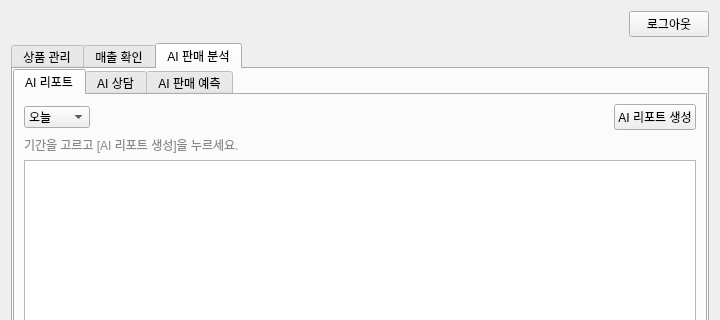
Before: the Qt Designer form qt/client/admin.ui in ginjuns/SNAP, drawn with Qt 5; both pictures show x 0 to 720 and y 0 to 320 of the 720 by 1280 pixel window.
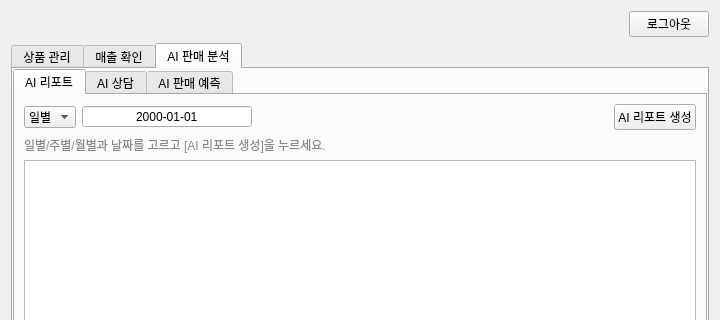
After: the same form once the commit is applied. The open tabs and pages were chosen to show the change. Custom widgets are drawn as their Qt base class.

```diff
--- a/qt/client/admin.ui
+++ b/qt/client/admin.ui
@@ -450,21 +450,43 @@
               <widget class="QComboBox" name="comboPeriod">
                <item>
                 <property name="text">
-                 <string>오늘</string>
+                 <string>일별</string>
                 </property>
                </item>
                <item>
                 <property name="text">
-                 <string>이번 주</string>
+                 <string>주별</string>
                 </property>
                </item>
                <item>
                 <property name="text">
-                 <string>이번 달</string>
+                 <string>월별</string>
                 </property>
                </item>
               </widget>
              </item>
+             <item>
+              <widget class="QDateEdit" name="dateReport">
+               <property name="minimumSize">
+                <size>
+                 <width>170</width>
+                 <height>0</height>
+                </size>
+               </property>
+               <property name="alignment">
+                <set>Qt::AlignCenter</set>
+               </property>
+               <property name="readOnly">
+                <bool>true</bool>
+               </property>
+               <property name="buttonSymbols">
+                <enum>QAbstractSpinBox::NoButtons</enum>
+               </property>
+               <property name="displayFormat">
+                <string>yyyy-MM-dd</string>
+               </property>
+              </widget>
+             </item>
              <item>
               <spacer name="spacerReport">
                <property name="orientation">
@@ -493,7 +515,7 @@
               <string notr="true">color: #888;</string>
              </property>
              <property name="text">
-              <string>기간을 고르고 [AI 리포트 생성]을 누르세요.</string>
+              <string>일별/주별/월별과 날짜를 고르고 [AI 리포트 생성]을 누르세요.</string>
              </property>
             </widget>
            </item>
```
